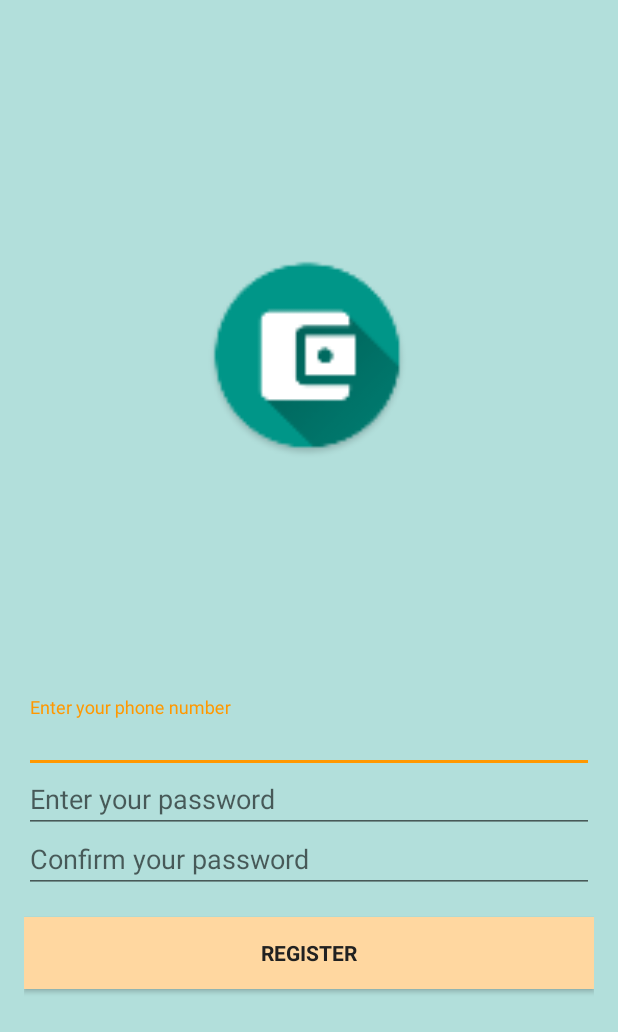
After one commit to Shark500v/ExpandedMad, an Android app: the layout activity_signup.xml on its own in the app's theme, with its tools: preview values and no code run, on a phone screen of 412 x 824 dp. The commit adds this screen. Shown: the top 1032 px of the screen. Run offline under Robolectric (Android 15) with nearby library versions, the phone set to English and light mode, and no system bars.

Commit message:
activity per autenticazione (non ancora finita) e aggiunte per Firebase

```diff
--- a/app/build.gradle
+++ b/app/build.gradle
@@ -29,5 +29,7 @@ dependencies {
     compile 'com.android.support:recyclerview-v7:25.3.1'
     compile 'com.android.support:design:25.3.1'
     compile 'com.jjoe64:graphview:4.2.1'
+    compile 'com.google.firebase:firebase-auth:10.2.0'
     testCompile 'junit:junit:4.12'
 }
+apply plugin: 'com.google.gms.google-services'
--- a/app/src/main/AndroidManifest.xml
+++ b/app/src/main/AndroidManifest.xml
@@ -1,6 +1,8 @@
 <?xml version="1.0" encoding="utf-8"?>
 <manifest xmlns:android="http://schemas.android.com/apk/res/android"
     package="com.polito.madinblack.expandedmad">
+
+    <uses-permission android:name="android.permission.INTERNET" />
 
     <application
         android:allowBackup="true"
--- /dev/null
+++ b/app/src/main/res/layout/activity_signup.xml
@@ -0,0 +1,77 @@
+<?xml version="1.0" encoding="utf-8"?>
+<android.support.design.widget.CoordinatorLayout
+    xmlns:android="http://schemas.android.com/apk/res/android"
+    android:orientation="vertical"
+    android:layout_width="match_parent"
+    android:layout_height="match_parent">
+
+    <LinearLayout
+        android:layout_width="match_parent"
+        android:layout_height="match_parent"
+        android:background="@color/colorPrimaryLight"
+        android:gravity="center"
+        android:orientation="vertical"
+        android:padding="@dimen/activity_horizontal_margin">
+
+        <ImageView
+            android:id="@+id/imageView2"
+            android:layout_width="@dimen/logo_w_h"
+            android:layout_height="@dimen/logo_w_h"
+            android:layout_gravity="center_horizontal"
+            android:layout_marginBottom="@dimen/logo_w_h"
+            android:src="@mipmap/ic_wallet" />
+
+        <android.support.design.widget.TextInputLayout
+            android:layout_width="match_parent"
+            android:layout_height="wrap_content">
+
+            <EditText
+                android:id="@+id/phonenumber"
+                android:layout_width="match_parent"
+                android:layout_height="@dimen/registration_fields"
+                android:inputType="number"
+                android:hint="@string/hint_phonenumber"
+                android:maxLines="1"
+                android:textColor="@android:color/white"/>
+
+        </android.support.design.widget.TextInputLayout>
+
+        <EditText
+            android:id="@+id/password"
+            android:layout_width="match_parent"
+            android:layout_height="@dimen/registration_fields"
+            android:inputType="textPassword"
+            android:hint="@string/hint_password"
+            android:maxLines="1"
+            android:textColor="@android:color/white"/>
+
+        <EditText
+            android:id="@+id/passwordConfirm"
+            android:layout_width="match_parent"
+            android:layout_height="@dimen/registration_fields"
+            android:inputType="textPassword"
+            android:hint="@string/hint_password_confirm"
+            android:maxLines="1"
+            android:textColor="@android:color/white"/>
+
+       <Button
+           android:id="@+id/signup_button"
+           style="?android:textAppearanceSmall"
+           android:layout_width="match_parent"
+           android:layout_height="wrap_content"
+           android:layout_marginTop="16dp"
+           android:background="@color/colorAccentLight"
+           android:text="@string/action_sign_in_short"
+           android:textColor="@color/primary_text"
+           android:textStyle="bold"/>
+
+    </LinearLayout>
+
+    <ProgressBar
+        android:id="@+id/progressBar"
+        android:layout_width="30dp"
+        android:layout_height="30dp"
+        android:layout_gravity="center|bottom"
+        android:layout_marginBottom="20dp"
+        android:visibility="gone" />
+</android.support.design.widget.CoordinatorLayout>
--- a/app/src/main/res/values/dimens.xml
+++ b/app/src/main/res/values/dimens.xml
@@ -8,4 +8,6 @@
     <dimen name="activity_vertical_margin">16dp</dimen>
     <dimen name="nav_header_vertical_spacing">16dp</dimen>
     <dimen name="nav_header_height">160dp</dimen>
+    <dimen name="logo_w_h">150dp</dimen>
+    <dimen name="registration_fields">40dp</dimen>
 </resources>
--- a/app/src/main/res/values/strings.xml
+++ b/app/src/main/res/values/strings.xml
@@ -42,4 +42,11 @@
     <string name="hint_amount">Amount *</string>
     <string name="hint_paidby">Paid By</string>
     <string name="hint_description">Description</string>
+    <string name="hint_phonenumber">Enter your phone number</string>
+    <string name="hint_password">Enter your password</string>
+    <string name="hint_password_confirm">Confirm your password</string>
+    <string name="action_sign_in_short">Register</string>
+    <string name="hint_confirmation_code">Enter the code that you have received</string>
+    <string name="confirm_code">Confirm code</string>
+    <string name="signup">Signup</string>
 </resources>
--- a/build.gradle
+++ b/build.gradle
@@ -6,6 +6,7 @@ buildscript {
     }
     dependencies {
         classpath 'com.android.tools.build:gradle:2.3.1'
+        classpath 'com.google.gms:google-services:3.0.0'
 
         // NOTE: Do not place your application dependencies here; they belong
         // in the individual module build.gradle files
```
Also changed, not shown: app/src/main/java/com/polito/madinblack/expandedmad/ConfirmRegistration.java (added, +28 -0 lines), app/src/main/java/com/polito/madinblack/expandedmad/SignupActivity.java (added, +104 -0 lines), app/src/main/res/layout/confirmation_code_layout.xml (added, +52 -0 lines), 1 other file.
